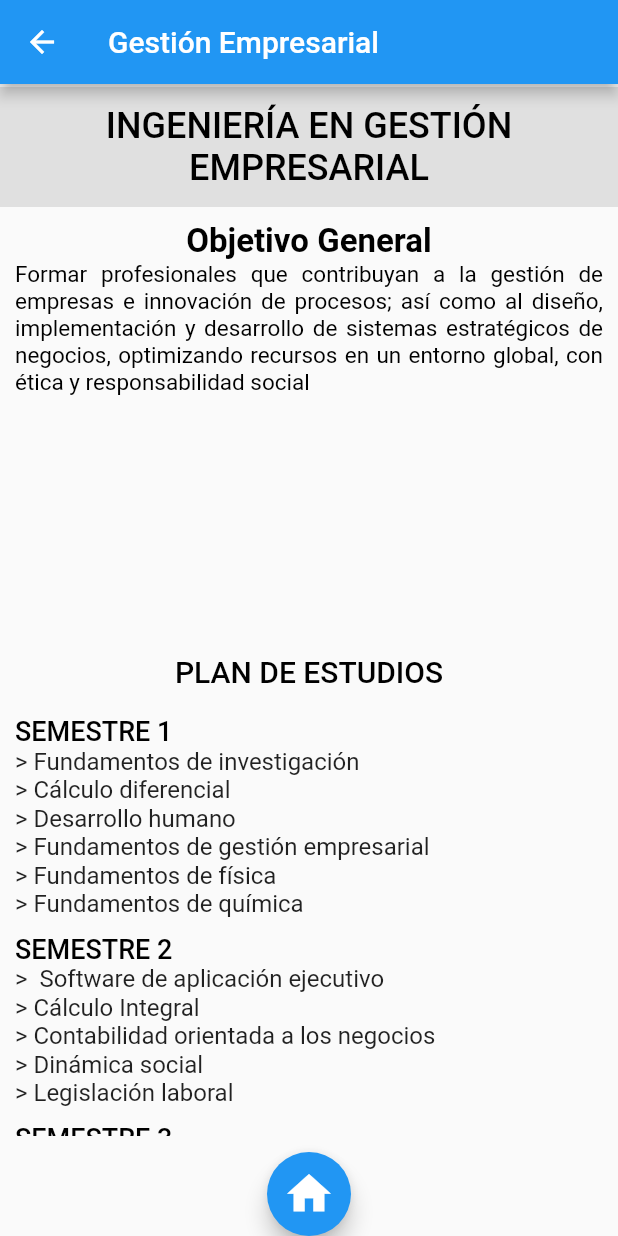
After one commit to Jeryn61297/proyecto_itca, a Flutter app: the GestionPage screen opened directly, on a phone screen of 412 x 824 dp. The commit adds this screen. Run offline on Flutter 3.47's test engine with Material 2 defaults, Android fonts, the phone set to English and light mode, and no system bars.

Commit message:
page gestion lista

```diff
--- a/lib/src/pag/fold_carreras/carreras.dart
+++ b/lib/src/pag/fold_carreras/carreras.dart
@@ -3,6 +3,7 @@ import 'package:proyecto_itca/src/home_pages/home_page.dart';
 import 'package:proyecto_itca/src/pag/fold_carreras/agronomia.dart';
 import 'package:proyecto_itca/src/pag/fold_carreras/biologia.dart';
 import 'package:proyecto_itca/src/pag/fold_carreras/contabilidad.dart';
+import 'package:proyecto_itca/src/pag/fold_carreras/gestion.dart';
 import 'package:proyecto_itca/src/pag/fold_carreras/informatica.dart';
 import 'package:proyecto_itca/src/pag/fold_carreras/ing_admi.dart';
 import 'package:proyecto_itca/src/pag/fold_carreras/lic_admi.dart';
@@ -149,7 +150,12 @@ Widget _Botones(context) {
                 child: Text(
                   'Ing Gestion\nEmpresarial',
                 ),
-                onPressed: () {},
+                onPressed: () {
+                  Navigator.push(
+                      context,
+                      MaterialPageRoute(
+                          builder: (BuildContext context) => GestionPage()));
+                },
                 color: Colors.purple,
                 textColor: Colors.white,
               ),
--- /dev/null
+++ b/lib/src/pag/fold_carreras/gestion.dart
@@ -0,0 +1,238 @@
+import 'package:flutter/material.dart';
+import 'package:proyecto_itca/src/home_pages/home_page.dart';
+
+class GestionPage extends StatelessWidget {
+  static final String routeName = 'gestion';
+
+  @override
+  Widget build(BuildContext context) {
+    return Scaffold(
+        appBar: AppBar(
+          title: Text('Gestión Empresarial'),
+        ),
+        body: Stack(
+          children: <Widget>[
+            SingleChildScrollView(
+              child: Column(
+                children: <Widget>[
+                  SizedBox(height: 2),
+                  _TituloPage(),
+                  _Objetivo(),
+                  _Plan(),
+                  _Semestres(),
+                ],
+              ),
+            )
+          ],
+        ),
+        bottomNavigationBar: _bottomNavigationBar(context));
+  }
+}
+
+Widget _TituloPage() {
+  return Container(
+    alignment: Alignment.center,
+    width: double.infinity,
+    height: 80,
+    color: Colors.grey[300],
+    child: Text(
+      'INGENIERÍA EN GESTIÓN\nEMPRESARIAL',
+      style: TextStyle(
+          color: Colors.black, fontSize: 24, fontWeight: FontWeight.w500),
+      textAlign: TextAlign.center,
+    ),
+  );
+}
+
+Widget _Objetivo() {
+  return Padding(
+    padding: EdgeInsets.symmetric(horizontal: 10),
+    child: Container(
+      width: double.infinity,
+      height: 290,
+      //color: Colors.yellowAccent,
+      child: Column(
+        children: <Widget>[
+          SizedBox(height: 10),
+          Text(
+            'Objetivo General',
+            style: TextStyle(
+              color: Colors.black,
+              fontSize: 22,
+              fontWeight: FontWeight.w700,
+            ),
+            textAlign: TextAlign.start,
+          ),
+          Text(
+            'Formar profesionales que contribuyan a la gestión de empresas e innovación de procesos; así como al diseño, implementación y desarrollo de sistemas estratégicos de negocios, optimizando recursos en un entorno global, con ética y responsabilidad social',
+            style: TextStyle(color: Colors.black, fontSize: 15),
+            textAlign: TextAlign.justify,
+          ),
+        ],
+      ),
+    ),
+  );
+}
+
+Widget _Plan() {
+  return Container(
+    alignment: Alignment.center,
+    width: double.infinity,
+    height: 40,
+    child: Text(
+      'PLAN DE ESTUDIOS',
+      style: TextStyle(
+          color: Colors.black, fontSize: 20, fontWeight: FontWeight.w500),
+      textAlign: TextAlign.center,
+    ),
+  );
+}
+
+Widget _Semestres() {
+  return Padding(
+    padding: EdgeInsets.symmetric(horizontal: 10, vertical: 9),
+    child: Container(
+        height: 280,
+        width: double.infinity,
+        child: ListView(
+          children: [
+            Text(
+              'SEMESTRE 1',
+              style: TextStyle(
+                  fontSize: 18,
+                  color: Colors.black,
+                  fontWeight: FontWeight.w500),
+            ),
+            Text(
+              '> Fundamentos de investigación\n> Cálculo diferencial\n> Desarrollo humano\n> Fundamentos de gestión empresarial\n> Fundamentos de física\n> Fundamentos de química',
+              style: TextStyle(
+                fontSize: 16,
+              ),
+            ),
+            SizedBox(height: 10),
+            Text(
+              'SEMESTRE 2',
+              style: TextStyle(
+                  fontSize: 18,
+                  color: Colors.black,
+                  fontWeight: FontWeight.w500),
+            ),
+            Text(
+              '>  Software de aplicación ejecutivo\n> Cálculo Integral\n> Contabilidad orientada a los negocios\n> Dinámica social\n> Legislación laboral',
+              style: TextStyle(
+                fontSize: 16,
+              ),
+            ),
+            SizedBox(height: 10),
+            Text(
+              'SEMESTRE 3',
+              style: TextStyle(
+                  fontSize: 18,
+                  color: Colors.black,
+                  fontWeight: FontWeight.w500),
+            ),
+            Text(
+              '> Marco legal de las organizaciones\n> Probabilidad y estadística descriptiva\n> Costos empresariales\n> Habilidades directivas I\n> Economía empresarial\n> Álgebra lineal',
+              style: TextStyle(
+                fontSize: 16,
+              ),
+            ),
+            SizedBox(height: 10),
+            Text(
+              'SEMESTRE 4',
+              style: TextStyle(
+                  fontSize: 18,
+                  color: Colors.black,
+                  fontWeight: FontWeight.w500),
+            ),
+            Text(
+              '> Ingeniería económica\n> Estadística inferencial I\n> Instrumentos de presupuestación empresarial\n> Habilidades directivas II\n> Entorno macroeconómico\n> Investigación de operaciones',
+              style: TextStyle(
+                fontSize: 16,
+              ),
+            ),
+            SizedBox(height: 10),
+            Text(
+              'SEMESTRE 5',
+              style: TextStyle(
+                  fontSize: 18,
+                  color: Colors.black,
+                  fontWeight: FontWeight.w500),
+            ),
+            Text(
+              '> Finanzas en las organizaciones\n> Estadística inferencial II\n> Ingeniería de procesos\n> Gestíon del capital humano\n> Taller de investigación I\n> Mercadotecnia',
+              style: TextStyle(
+                fontSize: 16,
+              ),
+            ),
+            SizedBox(height: 10),
+            Text(
+              'SEMESTRE 6',
+              style: TextStyle(
+                  fontSize: 18,
+                  color: Colors.black,
+                  fontWeight: FontWeight.w500),
+            ),
+            Text(
+              '> Administración  de la salud y seguridad ocupacional\n> El emprendedor y la innovación\n> Gestión de la producción I\n> Diseño organizacional\n> Taller de investigación II\n> Sistemas de información de mercadotecnia',
+              style: TextStyle(
+                fontSize: 16,
+              ),
+            ),
+            SizedBox(height: 10),
+            Text(
+              'SEMESTRE 7',
+              style: TextStyle(
+                  fontSize: 18,
+                  color: Colors.black,
+                  fontWeight: FontWeight.w500),
+            ),
+            Text(
+              '> Calidad aplicada a la gestión empresarial\n> Plan de negocios\n> Gestión de la producción II\n> Gestión estratégica\n> Desarrollo sustentable\n> Mercadotecnia Electronica',
+              style: TextStyle(
+                fontSize: 16,
+              ),
+            ),
+            SizedBox(height: 10),
+            Text(
+              'SEMESTRE 8',
+              style: TextStyle(
+                  fontSize: 18,
+                  color: Colors.black,
+                  fontWeight: FontWeight.w500),
+            ),
+            Text(
+              '> Cadena de suministros',
+              style: TextStyle(
+                fontSize: 16,
+              ),
+            ),
+            SizedBox(height: 10),
+            Text(
+              'SEMESTRE 9',
+              style: TextStyle(
+                  fontSize: 18,
+                  color: Colors.black,
+                  fontWeight: FontWeight.w500),
+            ),
+            Text(
+              '> Residencia profesional.',
+              style: TextStyle(
+                fontSize: 16,
+              ),
+            ),
+          ],
+        )),
+  );
+}
+
+Widget _bottomNavigationBar(context) {
+  return FloatingActionButton(
+    child: Icon(
+      Icons.home,
+      color: Colors.white,
+      size: 35,
+    ),
+    onPressed: () => Navigator.pushNamed(context, HomePage.routeName),
+  );
+}
```
